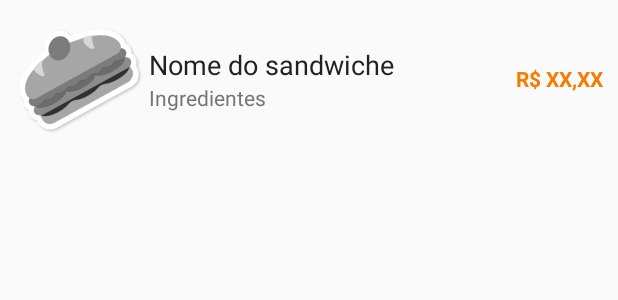
After one commit to andreguedes/droidsandwiches, an Android app: the layout sandwiche_item_list.xml on its own in the app's theme, with its tools: preview values and no code run, on a phone screen of 412 x 824 dp. The commit adds this screen. Shown: the top 300 px of the screen. Run offline under Robolectric (Android 15) with nearby library versions, the phone set to English and light mode, and no system bars.

Commit message:
Adicionando layout de listagem de lanches

```diff
--- /dev/null
+++ b/app-android/app/src/main/res/layout/sandwiche_item_list.xml
@@ -0,0 +1,52 @@
+<?xml version="1.0" encoding="utf-8"?>
+<LinearLayout xmlns:android="http://schemas.android.com/apk/res/android"
+    android:layout_width="match_parent"
+    android:layout_height="wrap_content"
+    android:background="?attr/selectableItemBackground"
+    android:clickable="true"
+    android:orientation="horizontal"
+    android:padding="@dimen/activity_margin">
+
+    <ImageView
+        android:id="@+id/imgFoto"
+        android:layout_width="wrap_content"
+        android:layout_height="wrap_content"
+        android:src="@drawable/no_image" />
+
+    <LinearLayout
+        android:layout_width="0dp"
+        android:layout_height="wrap_content"
+        android:layout_gravity="center_vertical"
+        android:layout_marginLeft="@dimen/item_margin"
+        android:layout_marginRight="@dimen/item_margin"
+        android:layout_weight="1"
+        android:orientation="vertical">
+
+        <TextView
+            android:id="@+id/txtNome"
+            android:layout_width="wrap_content"
+            android:layout_height="wrap_content"
+            android:layout_weight="1"
+            android:text="Nome do sandwiche"
+            android:textAppearance="@style/Base.TextAppearance.AppCompat.Medium"
+            android:textColor="@color/colorPrimaryText" />
+
+        <TextView
+            android:id="@+id/txtIngredientes"
+            android:layout_width="wrap_content"
+            android:layout_height="wrap_content"
+            android:text="Ingredientes"
+            android:textColor="@color/colorSecondaryText" />
+
+    </LinearLayout>
+
+    <TextView
+        android:id="@+id/txtPreco"
+        android:layout_width="wrap_content"
+        android:layout_height="wrap_content"
+        android:layout_gravity="center_vertical"
+        android:text="R$ XX,XX"
+        android:textColor="@color/colorPrimaryDark"
+        android:textStyle="bold" />
+
+</LinearLayout>
--- a/app-android/app/src/main/res/values/colors.xml
+++ b/app-android/app/src/main/res/values/colors.xml
@@ -1,6 +1,9 @@
 <?xml version="1.0" encoding="utf-8"?>
 <resources>
-    <color name="colorPrimary">#3F51B5</color>
-    <color name="colorPrimaryDark">#303F9F</color>
-    <color name="colorAccent">#FF4081</color>
+    <color name="colorPrimary">#FF9800</color>
+    <color name="colorPrimaryDark">#F57C00</color>
+    <color name="colorPrimaryLight">#FFE0B2</color>
+    <color name="colorAccent">#FF5722</color>
+    <color name="colorPrimaryText">#212121</color>
+    <color name="colorSecondaryText">#757575</color>
 </resources>
--- /dev/null
+++ b/app-android/app/src/main/res/values/dimens.xml
@@ -0,0 +1,5 @@
+<?xml version="1.0" encoding="utf-8"?>
+<resources>
+    <dimen name="activity_margin">10dp</dimen>
+    <dimen name="item_margin">4dp</dimen>
+</resources>
```
Also changed, not shown: app-android/app/build.gradle (+7 -2 lines), app-android/app/src/main/java/br/com/andresguedes/sandwiches/SandwichesListActivity.java (deleted, +0 -14 lines), app-android/app/src/main/java/br/com/andresguedes/sandwiches/presenter/SandwichesPresenter.java (added, +9 -0 lines), app-android/app/src/main/java/br/com/andresguedes/sandwiches/view/activities/SandwichesListActivity.java (added, +21 -0 lines), app-android/app/src/main/res/layout/activity_sandwiches_list.xml (+8 -12 lines), app-android/app/src/main/res/drawable-hdpi/no_image.png (added), app-android/app/src/main/res/drawable-ldpi/no_image.png (added), app-android/app/src/main/res/drawable-mdpi/no_image.png (added), app-android/app/src/main/res/drawable-xhdpi/no_image.png (added), app-android/app/src/main/res/drawable-xxhdpi/no_image.png (added), app-android/app/src/main/res/mipmap-hdpi/ic_launcher.png, app-android/app/src/main/res/mipmap-mdpi/ic_launcher.png, app-android/app/src/main/res/mipmap-xhdpi/ic_launcher.png, app-android/app/src/main/res/mipmap-xxhdpi/ic_launcher.png, 2 more files.
